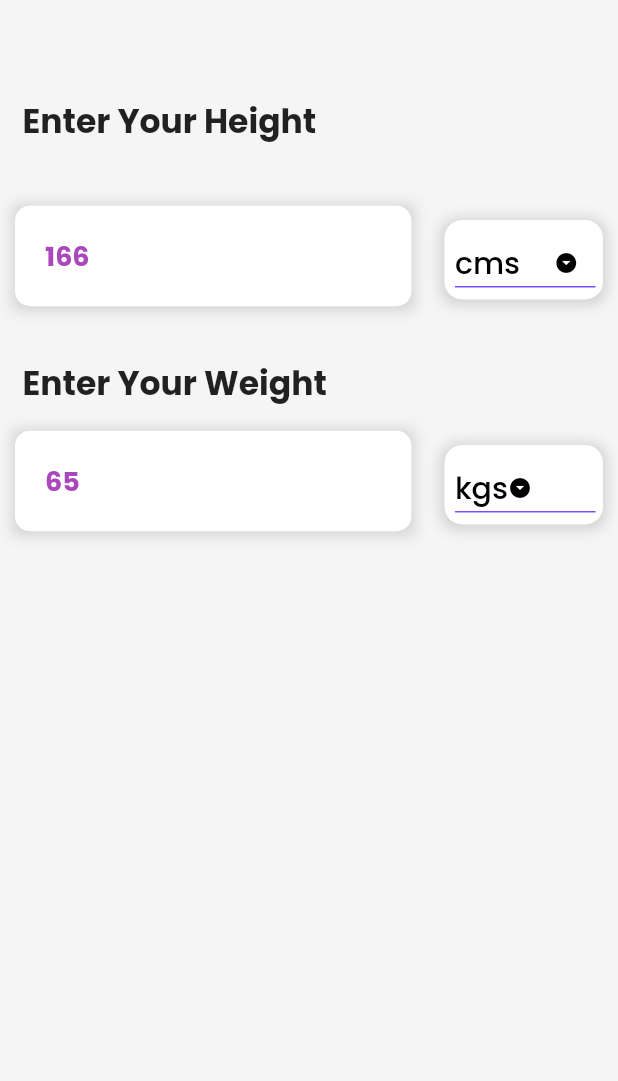
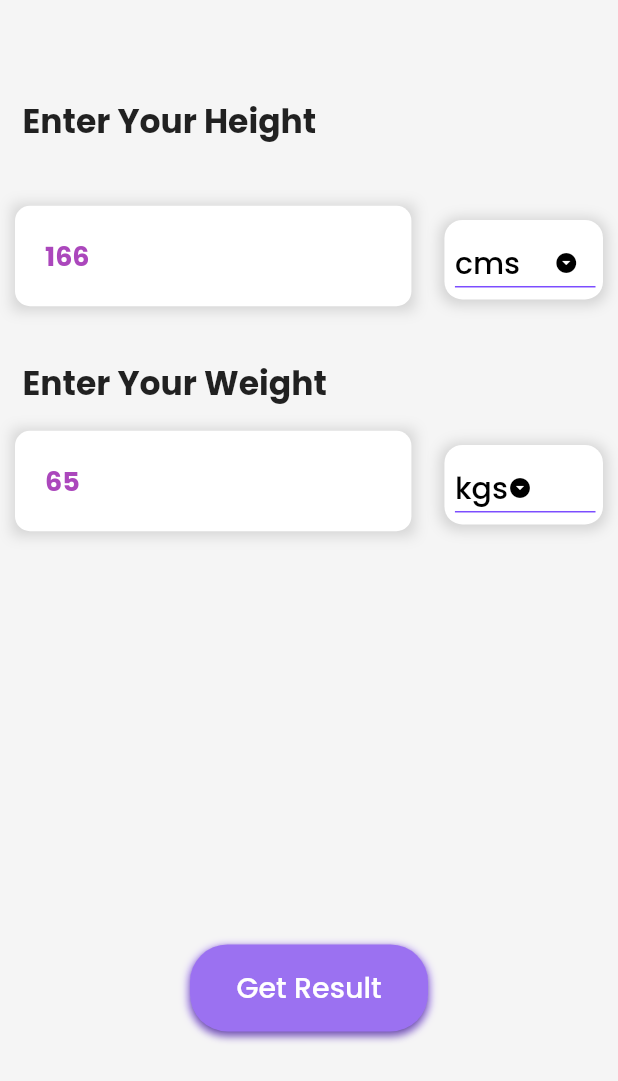
Before and after one commit to nikhil-RGB/BMI-calculator, a Flutter app: the screen it shows after launch, on a phone screen of 412 x 824 dp. Shown: the top 1081 px of the screen. Run offline on Flutter 3.47's test engine with Material 2 defaults, Android fonts, the phone set to English and light mode, and no system bars; our stand-ins replace google_fonts.

Commit message:
💄 Add confirmation button

```diff
--- a/lib/pages/InputPage.dart
+++ b/lib/pages/InputPage.dart
@@ -24,9 +24,12 @@ class _InputPageState extends State<InputPage> {
     return SafeArea(
       child: Scaffold(
         backgroundColor: Colors.grey.shade100,
-        body: Form(
+        body: Column(
+          children: [
+            Form(
               key: _formKeynum,
-          child: Column(mainAxisAlignment: MainAxisAlignment.start, children: [
+              child:
+                  Column(mainAxisAlignment: MainAxisAlignment.start, children: [
                 SizedBox(height: MediaQuery.of(context).size.height * 0.06),
                 Padding(
                   padding: const EdgeInsets.all(15.0),
@@ -49,8 +52,8 @@ class _InputPageState extends State<InputPage> {
                     Expanded(
                       flex: 5,
                       child: Padding(
-                    padding:
-                        const EdgeInsets.only(left: 10, right: 20, bottom: 20),
+                        padding: const EdgeInsets.only(
+                            left: 10, right: 20, bottom: 20),
                         child: inputField(title: "Input Height", ctx: height),
                       ),
                     ),
@@ -77,8 +80,8 @@ class _InputPageState extends State<InputPage> {
                     Expanded(
                       flex: 5,
                       child: Padding(
-                    padding:
-                        const EdgeInsets.only(left: 10, right: 20, bottom: 20),
+                        padding: const EdgeInsets.only(
+                            left: 10, right: 20, bottom: 20),
                         child: inputField(title: "Input Weight", ctx: weight),
                       ),
                     ),
@@ -86,6 +89,12 @@ class _InputPageState extends State<InputPage> {
                   ],
                 ),
               ]),
+            ),
+            SizedBox(
+              height: MediaQuery.of(context).size.height * 0.31,
+            ),
+            generateOkButton(),
+          ],
         ),
       ),
     );
@@ -198,4 +207,35 @@ class _InputPageState extends State<InputPage> {
       ),
     );
   }
+
+  Container generateOkButton() {
+    return Container(
+      decoration: BoxDecoration(
+        borderRadius: BorderRadius.circular(25),
+        boxShadow: const [
+          BoxShadow(
+            color: Color(0xFF9B71F1),
+            spreadRadius: 1,
+            blurRadius: 4,
+            offset: Offset(0, 2), // changes position of shadow
+          ),
+        ],
+      ),
+      child: ElevatedButton(
+          style: ElevatedButton.styleFrom(
+              backgroundColor: const Color(0xFF9B71F1),
+              shape: RoundedRectangleBorder(
+                  side: BorderSide.none,
+                  // border radius
+                  borderRadius: BorderRadius.circular(25))),
+          onPressed: () {},
+          child: Padding(
+            padding: const EdgeInsets.all(15.0),
+            child: Text(
+              "Get Result",
+              style: GoogleFonts.poppins(color: Colors.white, fontSize: 19),
+            ),
+          )),
+    );
   }
+}
```
Lines whose indentation alone changed are shown as unchanged.
